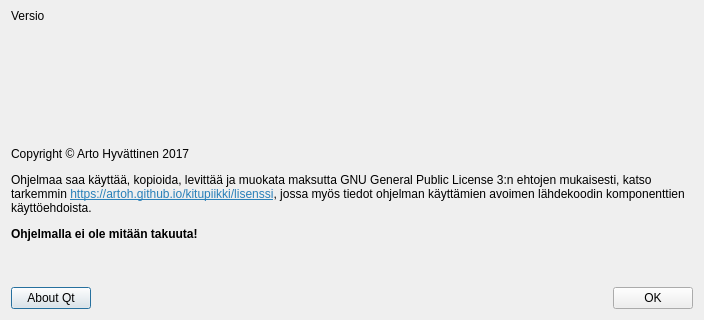
The window that kitupiikki/aloitussivu/aboutdialog.ui (artoh/kitupiikki) describes before a commit, drawn with Qt 5; both pictures show x 0 to 704 and y 260 to 580 of the 704 by 580 pixel window.
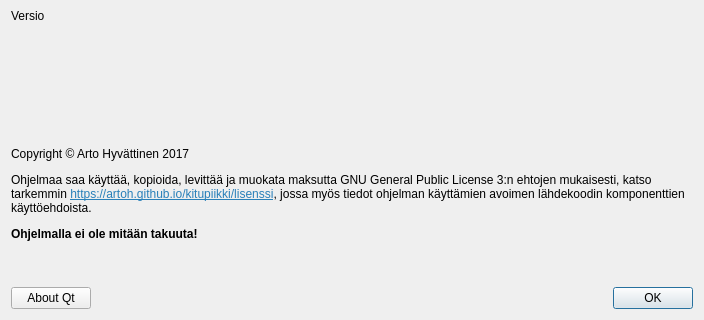
The same window after the commit. Icons and pictures are not drawn.

Patch:
```diff
--- a/kitupiikki/aloitussivu/aboutdialog.ui
+++ b/kitupiikki/aloitussivu/aboutdialog.ui
@@ -57,6 +57,9 @@
        <property name="text">
         <string>About Qt</string>
        </property>
+       <property name="autoDefault">
+        <bool>false</bool>
+       </property>
       </widget>
      </item>
      <item>
@@ -77,6 +80,9 @@
        <property name="text">
         <string>OK</string>
        </property>
+       <property name="default">
+        <bool>true</bool>
+       </property>
       </widget>
      </item>
     </layout>
```
